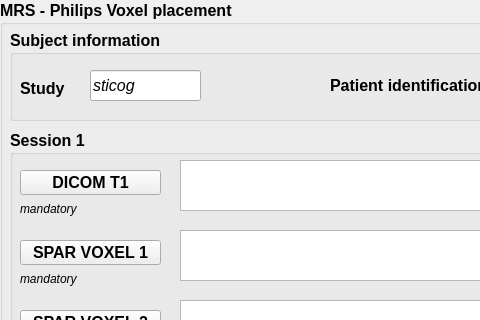
This is mrs-voxel-placement/interface.ui in IRMaGe-3T/mrs-voxel-placement as Qt 5 draws it before an edit; both pictures show x 0 to 480 and y 0 to 320 of the 800 by 600 pixel window. The edited form follows.
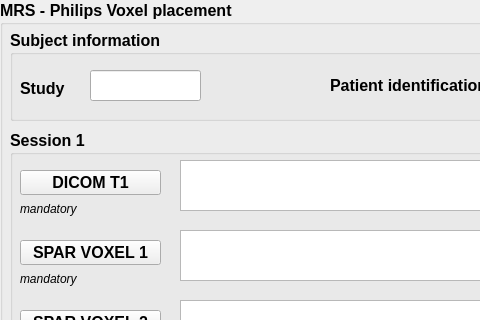
This is the edited form.

Commit message: remove study name in interface

```diff
--- a/mrs-voxel-placement/interface.ui
+++ b/mrs-voxel-placement/interface.ui
@@ -318,7 +318,7 @@
        </font>
       </property>
       <property name="text">
-       <string>sticog</string>
+       <string/>
       </property>
      </widget>
      <widget class="QLineEdit" name="lineEdit_patient">
```
